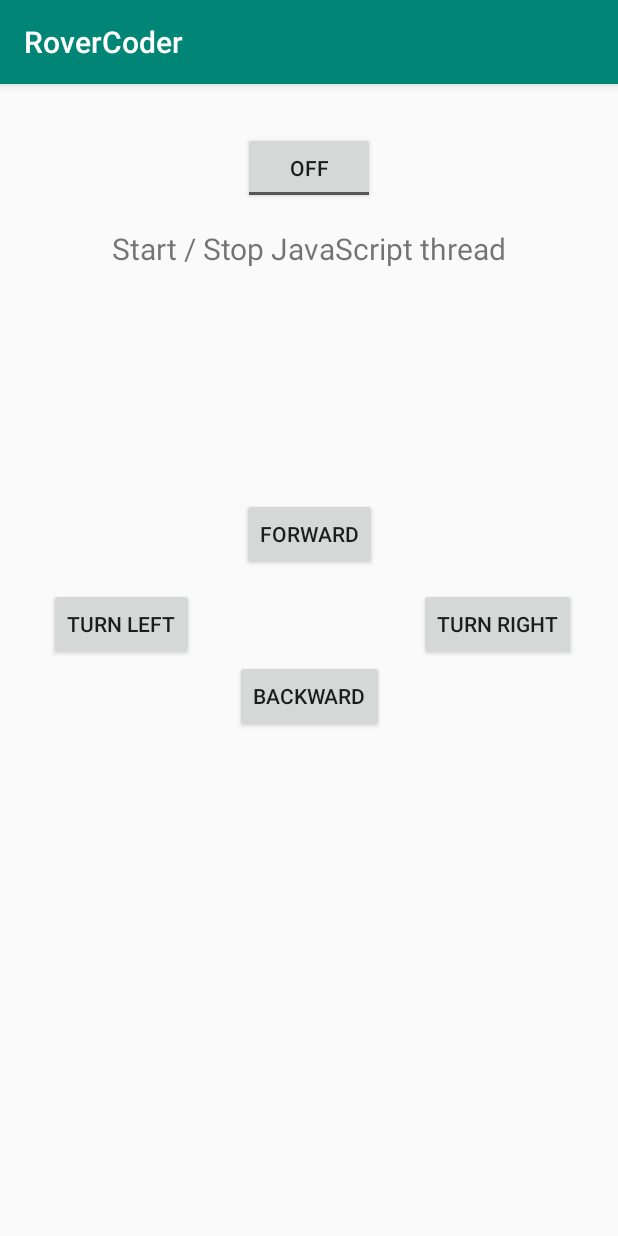
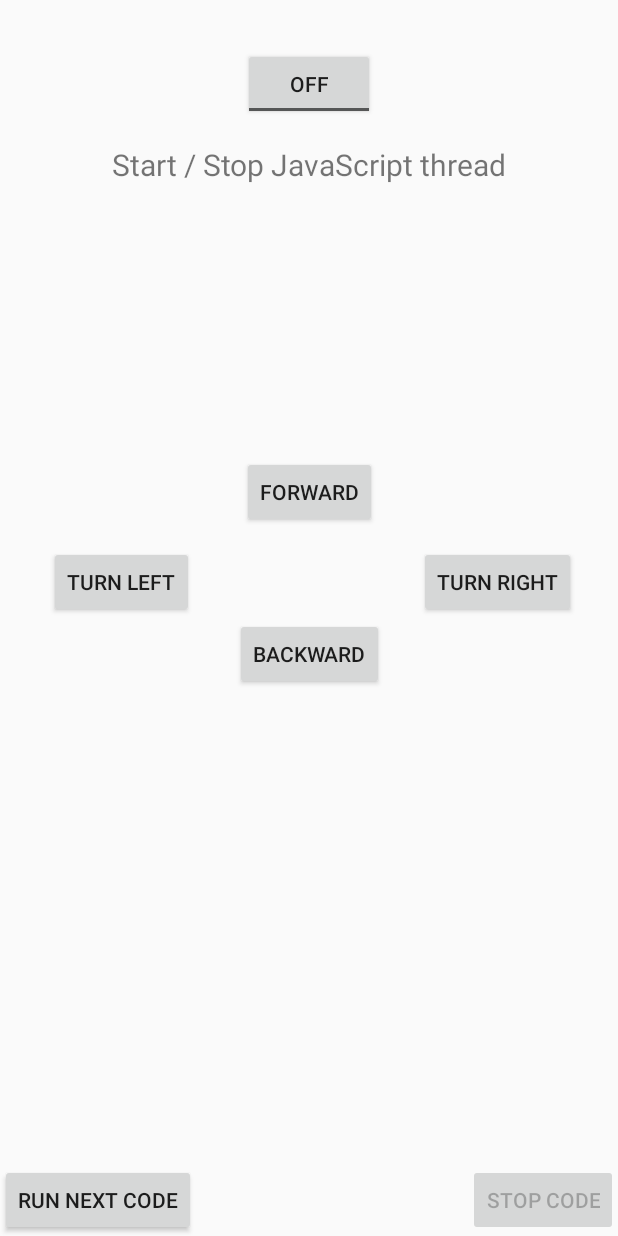
Before and after one commit to nkasenides/RoverCoder, an Android app: the screen it shows after launch (MainActivity), on a phone screen of 412 x 824 dp. Run offline under Robolectric (Android 15) with nearby library versions, the phone set to English and light mode, and no system bars; libraries missing offline, so code that uses them is left out: robutev3.android, robutev3.core; 6 statements that could not run were skipped.

Commit message:
Added support for downloading next code in android app

```diff
--- a/android/app/build.gradle
+++ b/android/app/build.gradle
@@ -32,4 +32,5 @@ dependencies {
     testImplementation 'junit:junit:4.13'
     androidTestImplementation 'androidx.test.ext:junit:1.1.1'
     androidTestImplementation 'androidx.test.espresso:espresso-core:3.2.0'
+    implementation fileTree(dir: 'lib', include: ['*.aar', '*.jar'], exclude: [])
 }
--- a/android/app/src/main/AndroidManifest.xml
+++ b/android/app/src/main/AndroidManifest.xml
@@ -1,6 +1,8 @@
 <?xml version="1.0" encoding="utf-8"?>
 <manifest xmlns:android="http://schemas.android.com/apk/res/android"
     package="io.github.nearchos.rovercoder">
+
+    <uses-permission android:name="android.permission.INTERNET" />
 
     <application
         android:allowBackup="true"
--- a/android/app/src/main/java/io/github/nearchos/rovercoder/MainActivity.java
+++ b/android/app/src/main/java/io/github/nearchos/rovercoder/MainActivity.java
@@ -1,6 +1,7 @@
 package io.github.nearchos.rovercoder;
 
 import androidx.appcompat.app.AppCompatActivity;
+import androidx.constraintlayout.widget.ConstraintLayout;
 
 import android.bluetooth.BluetoothAdapter;
 import android.bluetooth.BluetoothDevice;
@@ -14,14 +15,20 @@ import android.os.Bundle;
 import android.os.IBinder;
 import android.util.Log;
 import android.view.View;
+import android.view.Window;
+import android.view.WindowManager;
+import android.widget.Button;
+import android.widget.ProgressBar;
 import android.widget.Toast;
 import android.widget.ToggleButton;
 
+import java.util.Objects;
 import java.util.Vector;
 import java.util.concurrent.Executors;
 import java.util.concurrent.ScheduledExecutorService;
 import java.util.concurrent.TimeUnit;
 
+import io.github.nearchos.rovercoder.api.GetNextCodeAsyncTask;
 import robutev3.android.BrickService;
 import robutev3.android.Device;
 import robutev3.android.EV3Service;
@@ -38,14 +45,36 @@ public class MainActivity extends AppCompatActivity implements RoverCoderInterfa
     private BrickService brickService;
 
     private ToggleButton toggleButton;
+    private Button runNextCodeButton;
+    private Button stopCodeButton;
 
     @Override
     protected void onCreate(Bundle savedInstanceState) {
         super.onCreate(savedInstanceState);
+        requestWindowFeature(Window.FEATURE_NO_TITLE);
+        getWindow().setFlags(WindowManager.LayoutParams.FLAG_FULLSCREEN, WindowManager.LayoutParams.FLAG_FULLSCREEN);
         setContentView(R.layout.activity_main);
+        Objects.requireNonNull(getSupportActionBar()).hide();
+        getWindow().addFlags(WindowManager.LayoutParams.FLAG_KEEP_SCREEN_ON);
 
         toggleButton = findViewById(R.id.toggleButton);
+        runNextCodeButton = findViewById(R.id.runNextCodeButton);
+        stopCodeButton = findViewById(R.id.stopCodeButton);
+
         toggleButton.setOnCheckedChangeListener((buttonView, isChecked) -> updateRoverState(isChecked));
+
+        runNextCodeButton.setOnClickListener(view -> {
+            new GetNextCodeAsyncTask(this).execute();
+        });
+
+        stopCodeButton.setOnClickListener(new View.OnClickListener() {
+            @Override
+            public void onClick(View view) {
+                stopJavaScript();
+                runNextCodeButton.setEnabled(true);
+                stopCodeButton.setEnabled(false);
+            }
+        });
 
         registerToEv3Events();
     }
@@ -58,6 +87,7 @@ public class MainActivity extends AppCompatActivity implements RoverCoderInterfa
 
         // Get currently paired Bluetooth devices
         Device device = null;
+
         final Vector<BluetoothDevice> bluetoothDevices = new Vector<>(BluetoothAdapter.getDefaultAdapter().getBondedDevices());
         for(final BluetoothDevice bluetoothDevice : bluetoothDevices) {
             if(bluetoothDevice.getAddress().startsWith(BLUETOOTH_OUI_LEGO)) {
@@ -142,7 +172,7 @@ public class MainActivity extends AppCompatActivity implements RoverCoderInterfa
 
     public static final int DEFAULT_SPEED = 20;
 
-    private void updateRoverState(final boolean started) {
+    public void updateRoverState(final boolean started) {
         if(started) {
             // beep
             brickService.brick().sound().beep();
@@ -265,18 +295,18 @@ public class MainActivity extends AppCompatActivity implements RoverCoderInterfa
     private org.mozilla.javascript.Context rhinoContext;
     private org.mozilla.javascript.ScriptableObject scope;
 
-    private void startJavaScript() {
+    public void startJavaScript() {
         rhinoContext = org.mozilla.javascript.Context.enter();
         rhinoContext.setOptimizationLevel(-1);
         scope = rhinoContext.initStandardObjects();
     }
 
-    private void setJavaScript(String javascriptCode) {
+    public void setJavaScript(String javascriptCode) {
         rhinoContext.evaluateString(scope, javascriptCode, RUN_FUNCTION, 1, null);
         function = (org.mozilla.javascript.Function) scope.get(RUN_FUNCTION, scope);
     }
 
-    private void stopJavaScript() {
+    public void stopJavaScript() {
         org.mozilla.javascript.Context.exit();
         function = null;
     }
@@ -296,4 +326,13 @@ public class MainActivity extends AppCompatActivity implements RoverCoderInterfa
             );
         }
     };
+
+    public Button getRunNextCodeButton() {
+        return runNextCodeButton;
+    }
+
+    public Button getStopCodeButton() {
+        return stopCodeButton;
+    }
+
 }
--- a/android/app/src/main/java/io/github/nearchos/rovercoder/api/APIConstants.java
+++ b/android/app/src/main/java/io/github/nearchos/rovercoder/api/APIConstants.java
@@ -1,4 +1,8 @@
 package io.github.nearchos.rovercoder.api;
 
 public class APIConstants {
+
+    public static final String API_BASE_URL = "https://rovercoder.appspot.com/api";
+    public static final String GET_NEXT_CODE_URL = API_BASE_URL + "/getNextCode";
+
 }
--- a/android/app/src/main/res/layout/activity_main.xml
+++ b/android/app/src/main/res/layout/activity_main.xml
@@ -57,9 +57,9 @@
         android:layout_marginTop="24dp"
         android:onClick="turnLeft"
         android:text="Turn Left"
-        app:layout_constraintStart_toStartOf="parent"
+        app:layout_constraintBottom_toBottomOf="@id/horizontal_guideline"
         app:layout_constraintEnd_toStartOf="@+id/forwardButton"
-        app:layout_constraintBottom_toBottomOf="@id/horizontal_guideline" />
+        app:layout_constraintStart_toStartOf="parent" />
 
     <Button
         android:layout_width="wrap_content"
@@ -67,9 +67,9 @@
         android:layout_marginTop="24dp"
         android:onClick="turnRight"
         android:text="Turn Right"
+        app:layout_constraintBottom_toBottomOf="@id/horizontal_guideline"
         app:layout_constraintEnd_toEndOf="parent"
-        app:layout_constraintStart_toEndOf="@+id/forwardButton"
-        app:layout_constraintBottom_toBottomOf="@id/horizontal_guideline" />
+        app:layout_constraintStart_toEndOf="@+id/forwardButton" />
 
     <Button
         android:id="@+id/backwardButton"
@@ -78,9 +78,9 @@
         android:layout_marginBottom="60dp"
         android:onClick="goBackward"
         android:text="Backward"
-        app:layout_constraintTop_toBottomOf="@+id/horizontal_guideline"
         app:layout_constraintEnd_toEndOf="@+id/textView"
-        app:layout_constraintStart_toStartOf="@+id/textView" />
+        app:layout_constraintStart_toStartOf="@+id/textView"
+        app:layout_constraintTop_toBottomOf="@+id/horizontal_guideline" />
 
     <!--    <Button-->
     <!--        android:layout_width="wrap_content"-->
@@ -92,5 +92,22 @@
     <!--        app:layout_constraintEnd_toEndOf="parent"-->
     <!--        app:layout_constraintStart_toStartOf="parent" />-->
 
+    <Button
+        android:id="@+id/runNextCodeButton"
+        android:layout_width="wrap_content"
+        android:layout_height="wrap_content"
+        android:text="@string/run_next_code"
+        app:layout_constraintBottom_toBottomOf="parent"
+        app:layout_constraintStart_toStartOf="parent" />
+
+    <Button
+        android:id="@+id/stopCodeButton"
+        android:layout_width="wrap_content"
+        android:layout_height="wrap_content"
+        android:enabled="false"
+        android:text="@string/stop_code"
+        app:layout_constraintBottom_toBottomOf="parent"
+        app:layout_constraintEnd_toEndOf="parent" />
+
 
 </androidx.constraintlayout.widget.ConstraintLayout>
--- a/android/app/src/main/res/values/colors.xml
+++ b/android/app/src/main/res/values/colors.xml
@@ -1,6 +1,6 @@
 <?xml version="1.0" encoding="utf-8"?>
 <resources>
-    <color name="colorPrimary">#008577</color>
-    <color name="colorPrimaryDark">#00574B</color>
-    <color name="colorAccent">#D81B60</color>
+    <color name="colorPrimary">#FFC107</color>
+    <color name="colorPrimaryDark">#FF5722</color>
+    <color name="colorAccent">#D19D00</color>
 </resources>
--- a/android/app/src/main/res/values/strings.xml
+++ b/android/app/src/main/res/values/strings.xml
@@ -1,3 +1,6 @@
 <resources>
     <string name="app_name">RoverCoder</string>
+    <string name="run_next_code">Run next code</string>
+    <string name="stop_code">Stop code</string>
+    <string name="please_connect_to_ev3_via_bluetooth">Please connect to EV3 via Bluetooth...</string>
 </resources>
```
Also changed, not shown: android/app/src/main/java/io/github/nearchos/rovercoder/api/GetNextCodeAsyncTask.java (+55 -4 lines), 2 other files. Lines whose indentation alone changed are shown as unchanged.
